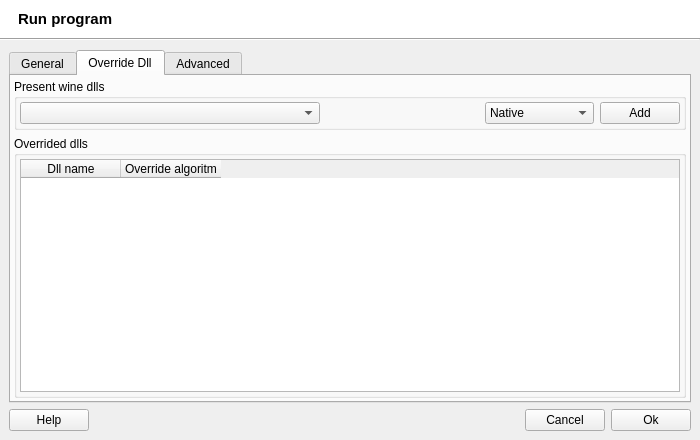
brezerk/q4wine, file src/q4wine-gui/uis/Run.ui: the form before one commit.
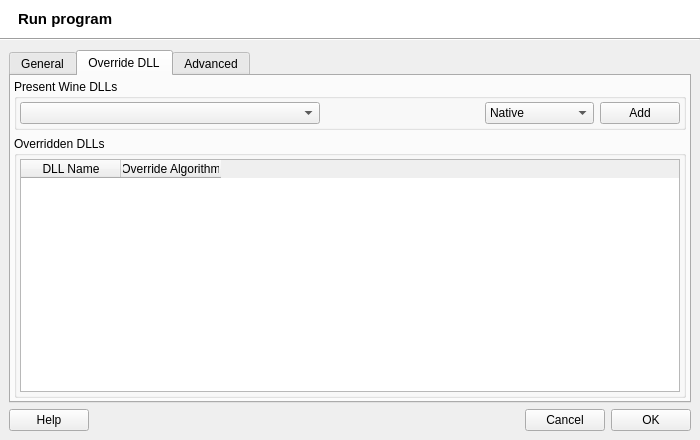
The form after the commit. The open tabs and pages were chosen to show the change. Icons and pictures are not drawn.

Patch:
```diff
--- a/src/q4wine-gui/uis/Run.ui
+++ b/src/q4wine-gui/uis/Run.ui
@@ -499,7 +499,7 @@
         </widget>
         <widget class="QWidget" name="tab_3">
          <attribute name="title">
-          <string>Override Dll</string>
+          <string>Override DLL</string>
          </attribute>
          <layout class="QVBoxLayout">
           <property name="margin">
@@ -508,7 +508,7 @@
           <item>
            <widget class="QGroupBox" name="groupBox_5">
             <property name="title">
-             <string>Present wine dlls</string>
+             <string>Present Wine DLLs</string>
             </property>
             <layout class="QHBoxLayout">
              <property name="margin">
@@ -588,7 +588,7 @@
           <item>
            <widget class="QGroupBox" name="groupBox_6">
             <property name="title">
-             <string>Overrided dlls</string>
+             <string>Overridden DLLs</string>
             </property>
             <layout class="QGridLayout">
              <property name="margin">
@@ -607,12 +607,12 @@
                </property>
                <column>
                 <property name="text">
-                 <string>Dll name</string>
+                 <string>DLL Name</string>
                 </property>
                </column>
                <column>
                 <property name="text">
-                 <string>Override algoritm</string>
+                 <string>Override Algorithm</string>
                 </property>
                </column>
               </widget>
@@ -829,7 +829,7 @@
         <item>
          <widget class="QPushButton" name="cmdOk">
           <property name="text">
-           <string>Ok</string>
+           <string>OK</string>
           </property>
          </widget>
         </item>
```
Left out of the diff: 10 changed lines with no effect on the pictures.
